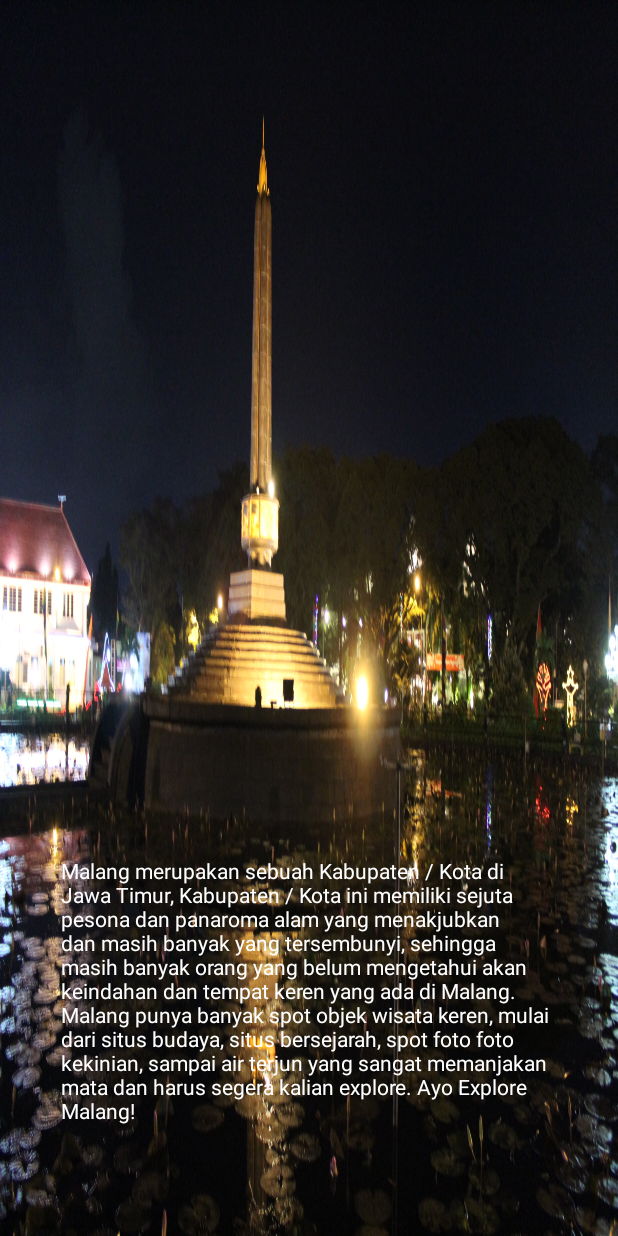
After one commit to RizkiSaputraWibisono/UAS-ExploreMalang, an Android app: the layout fragment_home.xml on its own in the app's theme, with its tools: preview values and no code run, on a phone screen of 412 x 824 dp. The commit adds this screen. Run offline under Robolectric (Android 15) with nearby library versions, the phone set to English and light mode, and no system bars.

Commit message:
HomeFragment

```diff
--- a/app/src/main/java/polinema/ac/id/ExploreMalang/UAS/fragments/MovieFragment.java
+++ b/app/src/main/java/polinema/ac/id/ExploreMalang/UAS/fragments/FavoritFragment.java
@@ -10,10 +10,10 @@ import android.view.ViewGroup;
 
 import polinema.ac.id.ExploreMalang.R;
 
-public class MovieFragment extends Fragment {
+public class FavoritFragment extends Fragment {
 
 
-    public MovieFragment() {
+    public FavoritFragment() {
         // Required empty public constructor
     }
 
@@ -22,7 +22,7 @@ public class MovieFragment extends Fragment {
     public View onCreateView(LayoutInflater inflater, ViewGroup container,
                              Bundle savedInstanceState) {
         // Inflate the layout for this fragment
-        return inflater.inflate(R.layout.fragment_movie, container, false);
+        return inflater.inflate(R.layout.fragment_kategori, container, false);
     }
 
 }
--- a/app/src/main/res/layout/fragment_discount.xml
+++ b/app/src/main/res/layout/fragment_favorit.xml
@@ -3,7 +3,7 @@
     xmlns:tools="http://schemas.android.com/tools"
     android:layout_width="match_parent"
     android:layout_height="match_parent"
-    tools:context=".UAS.fragments.DiscountFragment">
+    tools:context=".UAS.fragments.FavoritFragment">
 
     <!-- TODO: Update blank fragment layout -->
     <TextView
--- /dev/null
+++ b/app/src/main/res/layout/fragment_home.xml
@@ -0,0 +1,24 @@
+<?xml version="1.0" encoding="utf-8"?>
+<androidx.constraintlayout.widget.ConstraintLayout xmlns:android="http://schemas.android.com/apk/res/android"
+xmlns:app="http://schemas.android.com/apk/res-auto"
+xmlns:tools="http://schemas.android.com/tools"
+android:layout_width="match_parent"
+android:layout_height="match_parent"
+    android:background="@drawable/malang"
+tools:context=".UAS.fragments.HomeFragment">
+
+
+    <TextView
+        android:id="@+id/textView3"
+        android:layout_width="331dp"
+        android:layout_height="193dp"
+        android:layout_marginBottom="60dp"
+        android:text="Malang merupakan sebuah Kabupaten / Kota di Jawa Timur, Kabupaten / Kota ini memiliki sejuta pesona dan panaroma alam yang menakjubkan dan masih banyak yang tersembunyi, sehingga masih banyak orang yang belum mengetahui akan keindahan dan tempat keren yang ada di Malang. Malang punya banyak spot objek wisata keren, mulai dari situs budaya, situs bersejarah, spot foto foto kekinian, sampai air terjun yang sangat memanjakan mata dan harus segera kalian explore. Ayo Explore Malang!"
+
+        android:textAlignment="textStart"
+        android:textColor="#FFFFFF"
+        app:layout_constraintBottom_toBottomOf="parent"
+        app:layout_constraintEnd_toEndOf="parent"
+
+        app:layout_constraintStart_toStartOf="parent" />
+</androidx.constraintlayout.widget.ConstraintLayout>
--- a/app/src/main/res/layout/fragment_movie.xml
+++ b/app/src/main/res/layout/fragment_kategori.xml
@@ -3,7 +3,7 @@
     xmlns:tools="http://schemas.android.com/tools"
     android:layout_width="match_parent"
     android:layout_height="match_parent"
-    tools:context=".UAS.fragments.MovieFragment">
+    tools:context=".UAS.fragments.KategoriFragment">
 
     <!-- TODO: Update blank fragment layout -->
     <TextView
```
Also changed, not shown: app/src/main/java/polinema/ac/id/ExploreMalang/UAS/activities/MainActivity.java (+8 -8 lines), app/src/main/java/polinema/ac/id/ExploreMalang/UAS/fragments/HomeFragment.java (renamed from app/src/main/java/polinema/ac/id/ExploreMalang/UAS/fragments/DiscountFragment.java, +6 -5 lines), app/src/main/java/polinema/ac/id/ExploreMalang/UAS/fragments/KategoriFragment.java (renamed from app/src/main/java/polinema/ac/id/ExploreMalang/UAS/fragments/FoodFragment.java, +5 -6 lines), app/src/main/res/layout/fragment_food.xml (deleted, +0 -14 lines), app/src/main/res/drawable/malang.jpg (added).
